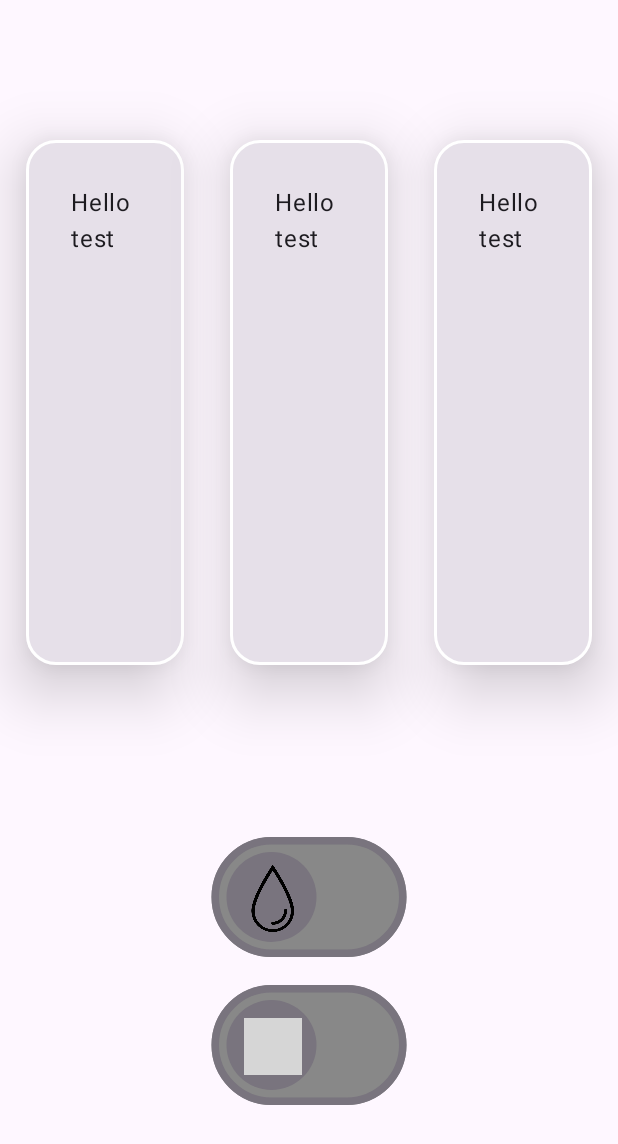
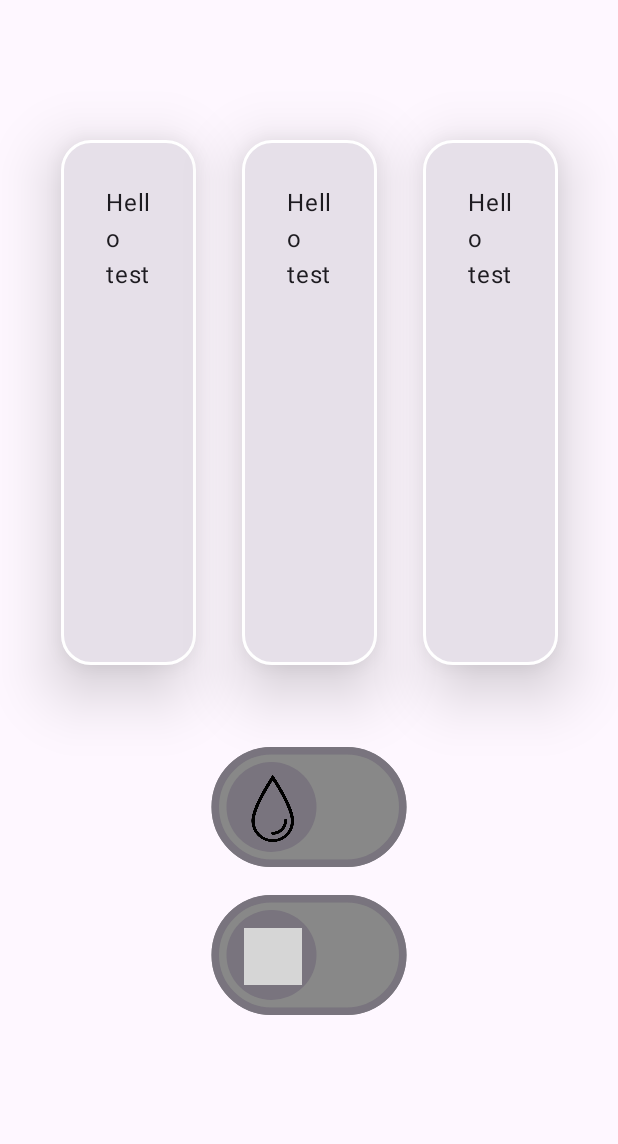
Before and after one commit to yyusufcoskun/GreenhouseCompanion, an Android app built with Jetpack Compose: the screen it shows after launch (MainActivity), on a phone screen of 412 x 824 dp. Shown: the top 1144 px of the screen. Run offline under Robolectric (Android 15) with nearby library versions, the phone set to English and light mode, and no system bars; grey boxes are pictures that could not be loaded.

Commit message:
Minor sizing adjustments

```diff
--- a/app/src/main/java/com/example/greenhousecompanion/screens/MainScreen.kt
+++ b/app/src/main/java/com/example/greenhousecompanion/screens/MainScreen.kt
@@ -37,7 +37,7 @@ fun GreenhouseCompanionScreen(){
                 TextSurface(test2)
                 TextSurface(test3)
             }
-            Spacer(modifier = Modifier.size(90.dp))
+            Spacer(modifier = Modifier.size(30.dp))
             Row(
                 verticalAlignment = Alignment.CenterVertically,
                 horizontalArrangement = Arrangement.Center
@@ -56,6 +56,7 @@ fun GreenhouseCompanionScreen(){
                     202f, 0.17f, 1f,
                     19f, 0.17f, 0.5f)
             }
+            Spacer(modifier = Modifier.size(60.dp))
         }
     }
 }
--- a/app/src/main/java/com/example/greenhousecompanion/ui/TextSurface.kt
+++ b/app/src/main/java/com/example/greenhousecompanion/ui/TextSurface.kt
@@ -24,14 +24,13 @@ fun TextSurface(data:String){
     Card(
         modifier = Modifier
             .padding(15.dp)
-            .size(width=105.dp, height =350.dp),
+            .size(width=90.dp, height =350.dp),
         border = BorderStroke(2.dp, Color.White),
         shape = RoundedCornerShape(20.dp),
         // contentAlignment = Alignment.Center,
         elevation = CardDefaults.cardElevation(
             defaultElevation = 25.dp
         )
-        // elevation = ElevationOverlayProvider(40.dp)
     ){
         Text("Hello $data", modifier = Modifier.padding(30.dp))
     }
```
